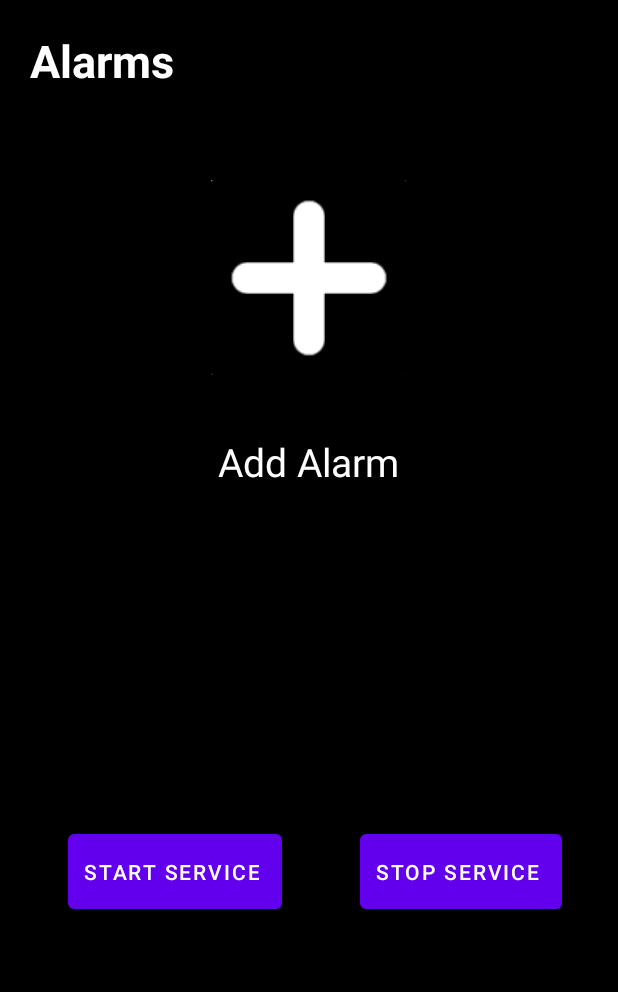
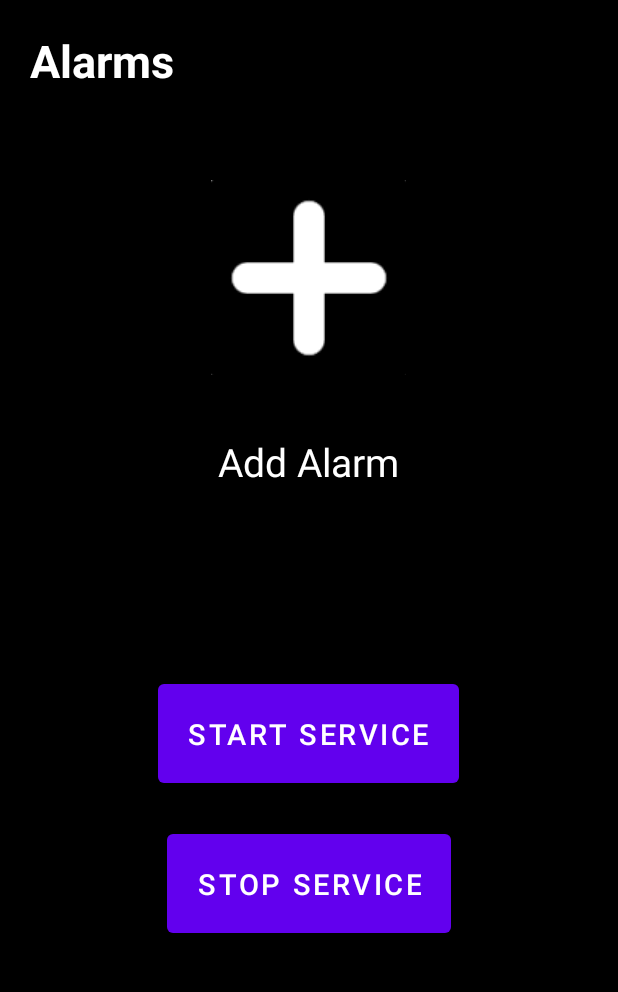
Before and after one commit to atifquamar07/Alarm-Application, an Android app: the screen it shows after launch (MainActivity), after a tap on "STOP SERVICE", on a phone screen of 412 x 824 dp, the part 84-1076 px from its top. Run offline under Robolectric (Android 15) with nearby library versions, the phone set to English and light mode, and no system bars.

```diff
--- a/app/src/main/java/com/example/alarmapplication/MainActivity.kt
+++ b/app/src/main/java/com/example/alarmapplication/MainActivity.kt
@@ -1,6 +1,9 @@
 package com.example.alarmapplication
 
+import android.content.BroadcastReceiver
+import android.content.Context
 import android.content.Intent
+import android.content.IntentFilter
 import android.icu.util.Calendar
 import androidx.appcompat.app.AppCompatActivity
 import android.os.Bundle
@@ -9,6 +12,7 @@ import android.widget.Button
 import android.widget.ImageButton
 import android.widget.TimePicker
 import android.widget.Toast
+import androidx.localbroadcastmanager.content.LocalBroadcastManager
 import com.example.alarmapplication.fragments.TimePickerFragment
 
 
@@ -21,6 +25,12 @@ class MainActivity : AppCompatActivity(), TimePickerFragment.OnTimeSetListener {
     private var min: Int = 0
     private var timeString: String = ""
 
+    private val receiver = object : BroadcastReceiver() {
+        override fun onReceive(context: Context?, intent: Intent?) {
+            // ...
+        }
+    }
+
     override fun onCreate(savedInstanceState: Bundle?) {
 
         super.onCreate(savedInstanceState)
@@ -31,10 +41,9 @@ class MainActivity : AppCompatActivity(), TimePickerFragment.OnTimeSetListener {
             showTimePicker()
         }
 
-        val intent = Intent(this, StartService::class.java)
-
         btStart = findViewById(R.id.btStart)
         btStart.setOnClickListener{
+            val intent = Intent(this, StartService::class.java)
             intent.putExtra("hour", hour)
             intent.putExtra("minute", min)
             Toast.makeText(applicationContext, "Service Started!", Toast.LENGTH_SHORT).show()
@@ -42,8 +51,14 @@ class MainActivity : AppCompatActivity(), TimePickerFragment.OnTimeSetListener {
             startService(intent)
         }
 
+        val filter = IntentFilter(StartService.ACTION_STOP_SERVICE)
+        LocalBroadcastManager.getInstance(this).registerReceiver(receiver, filter)
+
         btStop = findViewById(R.id.btStop)
         btStop.setOnClickListener{
+            val intent = Intent()
+            intent.setClass(this, StartService::class.java)
+            intent.action = StartService.ACTION_STOP_SERVICE
             Toast.makeText(applicationContext, "Service Stopped!", Toast.LENGTH_SHORT).show()
             Log.i("Service Status","Service Stopped!")
             stopService(intent)
@@ -59,8 +74,14 @@ class MainActivity : AppCompatActivity(), TimePickerFragment.OnTimeSetListener {
     override fun onTimeSet(hourOfDay: Int, minute: Int) {
         hour = hourOfDay
         min = minute
-        timeString = String.format("%02d:%02d", hourOfDay, minute)
+        timeString = String.format("Alarm set for %02d:%02d", hourOfDay, minute)
         Toast.makeText(applicationContext, timeString, Toast.LENGTH_SHORT).show()
         Log.i("Time selected: ",timeString)
     }
+
+    override fun onDestroy() {
+        super.onDestroy()
+        // Unregister the broadcast receiver
+        LocalBroadcastManager.getInstance(this).unregisterReceiver(receiver)
+    }
 }
--- a/app/src/main/res/layout/activity_main.xml
+++ b/app/src/main/res/layout/activity_main.xml
@@ -35,17 +35,17 @@
         android:textSize="26sp" />
 
 
-
     <Button
         android:id="@+id/btStart"
         android:layout_width="wrap_content"
         android:layout_height="wrap_content"
+        android:layout_centerHorizontal="true"
+        android:layout_marginTop="450sp"
+        android:padding="20dp"
+        android:gravity="center_horizontal"
         android:text="@string/str_startService"
-        android:layout_marginTop="550sp"
-        android:layout_marginStart="45sp"
-        android:padding="15dp"
-        android:paddingStart="10dp"
-        android:textSize="14sp"
+        android:textAlignment="center"
+        android:textSize="19sp"
         tools:ignore="RtlSymmetry" />
 
     <Button
@@ -54,10 +54,9 @@
         android:layout_height="wrap_content"
         android:text="@string/str_stopService"
         android:layout_marginTop="550sp"
-        android:layout_marginStart="240sp"
-        android:padding="15dp"
-        android:paddingStart="10dp"
-        android:textSize="14sp"
+        android:layout_centerHorizontal="true"
+        android:padding="20dp"
+        android:textSize="19sp"
         tools:ignore="RtlSymmetry" />
 
 
```
Also changed, not shown: app/src/main/java/com/example/alarmapplication/StartService.kt (+27 -12 lines).
